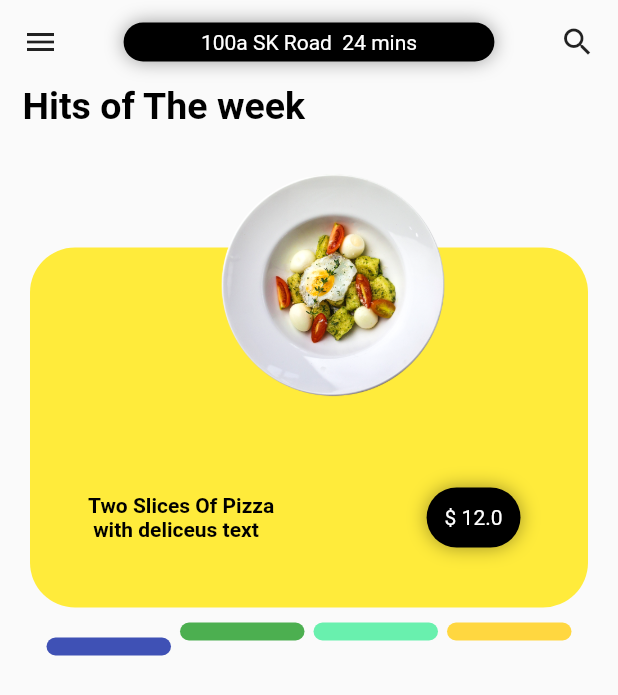
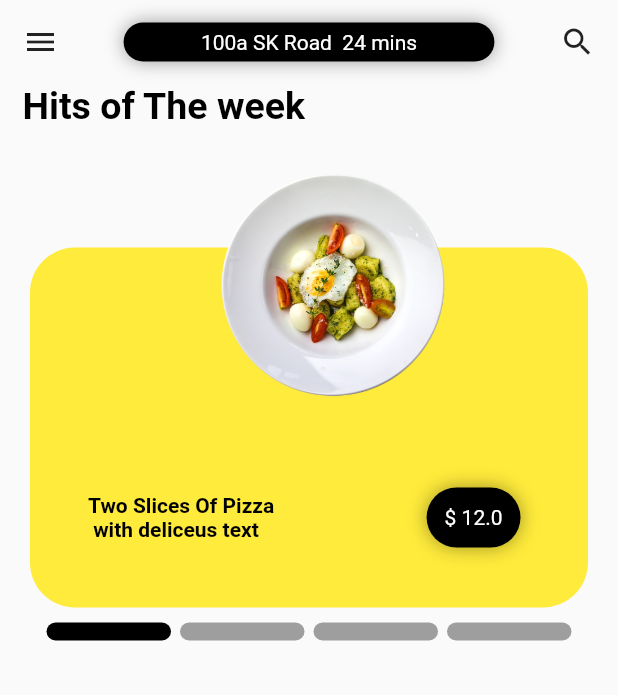
Before and after one commit to sks1992/Food-Delivery-App-Flutter, a Flutter app: the screen it shows after launch, on a phone screen of 412 x 824 dp. Shown: the top 695 px of the screen. Run offline on Flutter 3.47's test engine with Material 2 defaults, Android fonts, the phone set to English and light mode, and no system bars; drawn by our look-alikes of smooth_page_indicator; our stand-ins replace get.

Commit message:
continue code..

```diff
--- a/lib/main.dart
+++ b/lib/main.dart
@@ -1,4 +1,5 @@
 import 'package:flutter/material.dart';
+import 'package:flutter/services.dart';
 import 'package:food_delivery_app/app_route.dart';
 import 'package:get/get.dart';
 
@@ -9,6 +10,9 @@ class FoodDeliveryApp extends StatelessWidget {
 
   @override
   Widget build(BuildContext context) {
+    SystemChrome.setSystemUIOverlayStyle(
+      const SystemUiOverlayStyle(statusBarColor: Colors.transparent),
+    );
     return GetMaterialApp(
       debugShowCheckedModeBanner: false,
       title: 'Food Delivery App',
--- a/lib/ui/screens/home_screen.dart
+++ b/lib/ui/screens/home_screen.dart
@@ -37,7 +37,7 @@ class _HomePageState extends State<HomePage> {
                 color: Colors.black),
           ),
 
-          FoodPageViewCard(),
+          const FoodPageViewCard(),
           ],
         ),
       ),
--- a/lib/ui/widgets/food_page_view_card.dart
+++ b/lib/ui/widgets/food_page_view_card.dart
@@ -14,6 +14,7 @@ class _FoodPageViewCardState extends State<FoodPageViewCard> {
   PageController pageController = PageController();
 
   var currentPageValue = 0.0;
+  var isSelected= 0;
 
   @override
   void initState() {
@@ -56,9 +57,7 @@ class _FoodPageViewCardState extends State<FoodPageViewCard> {
             activeDotDecoration: DotDecoration(
               width: MediaQuery.of(context).size.width / 4 - 20,
               height: 12,
-              color: Colors.indigo,
-              rotationAngle: 180,
-              verticalOffset: -10,
+              color: Colors.black,
               borderRadius: BorderRadius.circular(24),
             ),
             dotDecoration: DotDecoration(
@@ -66,10 +65,9 @@ class _FoodPageViewCardState extends State<FoodPageViewCard> {
               height: 12,
               color: Colors.grey,
               borderRadius: BorderRadius.circular(16),
-              verticalOffset: 0,
             ),
             spacing: 6.0,
-            inActiveColorOverride: (i) => colors[i],
+           // inActiveColorOverride: (i) => colors[i],
           ),
         ),
       ],
```
Also changed, not shown: lib/ui/screens/demo_page.dart (added, +10 -0 lines), assets/images/dish1.png (added), assets/images/dish2.png (added), assets/images/dish3.png (added), assets/images/dish4.png (added), assets/images/ingre1.png (added), assets/images/ingre2.png (added), assets/images/ingre3.png (added), assets/images/ingre4.png (added), assets/images/res_logo.png (added).
